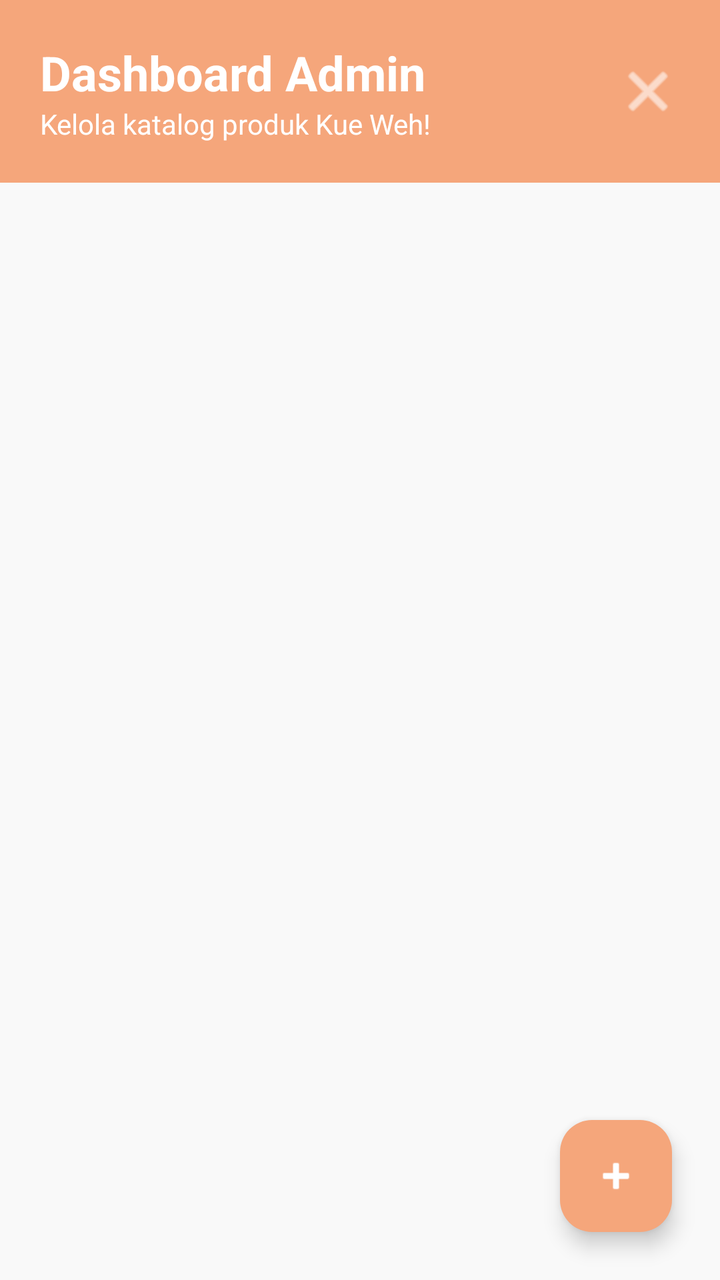
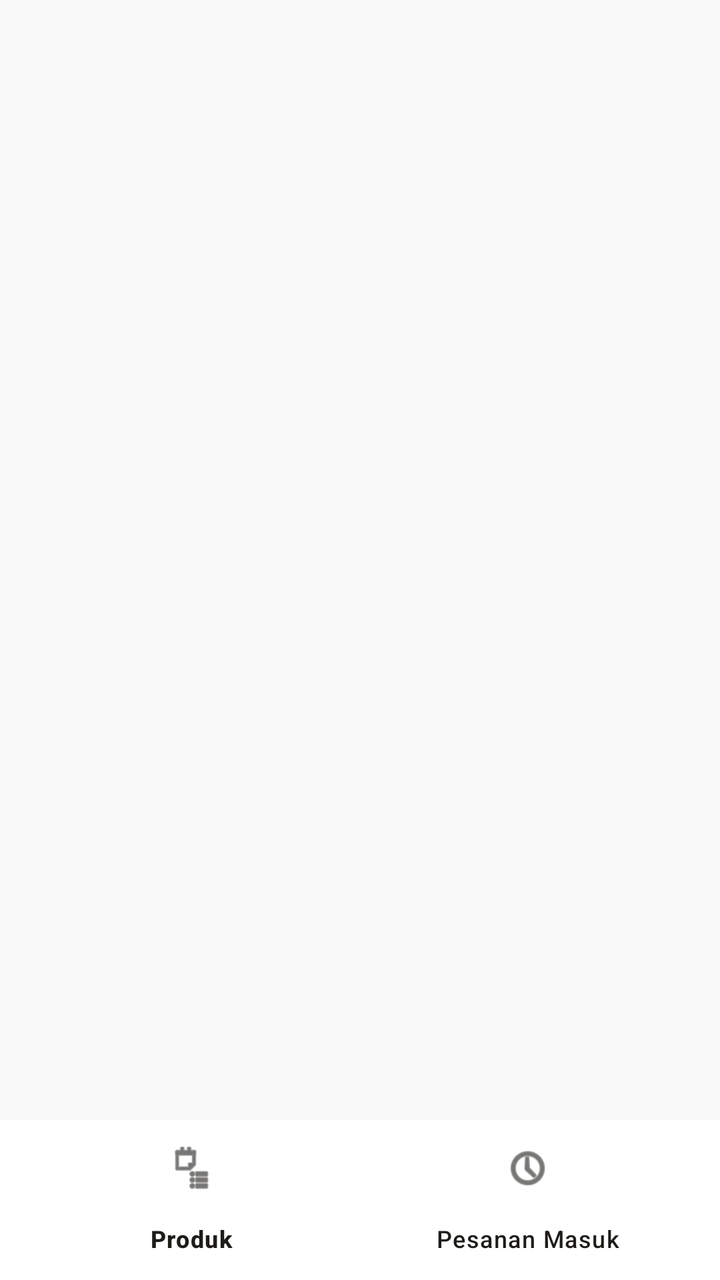

The first picture is an Android layout as it rendered before a commit; the second is the same layout after the commit. The layout source and the unified diff follow.
<!-- AndroidManifest.xml: application theme Theme.KueWeh -->
<!-- res/layout/activity_admin.xml -->
<?xml version="1.0" encoding="utf-8"?>
<RelativeLayout xmlns:android="http://schemas.android.com/apk/res/android"
    xmlns:app="http://schemas.android.com/apk/res-auto"
    android:layout_width="match_parent"
    android:layout_height="match_parent"
    android:background="#F9F9F9">

    <RelativeLayout
        android:id="@+id/headerAdmin"
        android:layout_width="match_parent"
        android:layout_height="wrap_content"
        android:background="#F5A67B"
        android:padding="20dp">

        <LinearLayout
            android:layout_width="wrap_content"
            android:layout_height="wrap_content"
            android:orientation="vertical"
            android:layout_alignParentStart="true"
            android:layout_centerVertical="true">

            <TextView
                android:layout_width="wrap_content"
                android:layout_height="wrap_content"
                android:text="Dashboard Admin"
                android:textColor="#FFFFFF"
                android:textSize="24sp"
                android:textStyle="bold" />

            <TextView
                android:layout_width="wrap_content"
                android:layout_height="wrap_content"
                android:text="Kelola katalog produk Kue Weh!"
                android:textColor="#FFFFFF"
                android:textSize="14sp" />
        </LinearLayout>

        <ImageView
            android:id="@+id/btnLogoutAdmin"
            android:layout_width="32dp"
            android:layout_height="32dp"
            android:layout_alignParentEnd="true"
            android:layout_centerVertical="true"
            android:background="?attr/selectableItemBackgroundBorderless"
            android:clickable="true"
            android:focusable="true"
            android:src="@android:drawable/ic_menu_close_clear_cancel"
            app:tint="#FFFFFF" />

    </RelativeLayout>

    <androidx.recyclerview.widget.RecyclerView
        android:id="@+id/rvAdminKue"
        android:layout_width="match_parent"
        android:layout_height="match_parent"
        android:layout_below="@id/headerAdmin"
        android:clipToPadding="false"
        android:padding="8dp" />

    <com.google.android.material.floatingactionbutton.FloatingActionButton
        android:id="@+id/fabTambahProduk"
        android:layout_width="wrap_content"
        android:layout_height="wrap_content"
        android:layout_alignParentEnd="true"
        android:layout_alignParentBottom="true"
        android:layout_margin="24dp"
        android:src="@android:drawable/ic_input_add"
        app:backgroundTint="#F5A67B"
        app:tint="#FFFFFF" />

</RelativeLayout>
<!-- resources referenced by this layout -->
<resources>
  <style name="Theme.KueWeh" parent="Base.Theme.KueWeh" />
  <style name="Base.Theme.KueWeh" parent="Theme.Material3.DayNight.NoActionBar">
          
          
      </style>
</resources>

<!-- the commit's change to res/layout/activity_admin.xml (unified diff, before → after) -->
@@ -5,67 +5,20 @@
     android:layout_height="match_parent"
     android:background="#F9F9F9">
 
-    <RelativeLayout
-        android:id="@+id/headerAdmin"
+    <FrameLayout
+        android:id="@+id/fragment_container_admin"
+        android:layout_width="match_parent"
+        android:layout_height="match_parent"
+        android:layout_above="@id/bottomNavAdmin" />
+
+    <com.google.android.material.bottomnavigation.BottomNavigationView
+        android:id="@+id/bottomNavAdmin"
         android:layout_width="match_parent"
         android:layout_height="wrap_content"
-        android:background="#F5A67B"
-        android:padding="20dp">
-
-        <LinearLayout
-            android:layout_width="wrap_content"
-            android:layout_height="wrap_content"
-            android:orientation="vertical"
-            android:layout_alignParentStart="true"
-            android:layout_centerVertical="true">
-
-            <TextView
-                android:layout_width="wrap_content"
-                android:layout_height="wrap_content"
-                android:text="Dashboard Admin"
-                android:textColor="#FFFFFF"
-                android:textSize="24sp"
-                android:textStyle="bold" />
-
-            <TextView
-                android:layout_width="wrap_content"
-                android:layout_height="wrap_content"
-                android:text="Kelola katalog produk Kue Weh!"
-                android:textColor="#FFFFFF"
-                android:textSize="14sp" />
-        </LinearLayout>
-
-        <ImageView
-            android:id="@+id/btnLogoutAdmin"
-            android:layout_width="32dp"
-            android:layout_height="32dp"
-            android:layout_alignParentEnd="true"
-            android:layout_centerVertical="true"
-            android:background="?attr/selectableItemBackgroundBorderless"
-            android:clickable="true"
-            android:focusable="true"
-            android:src="@android:drawable/ic_menu_close_clear_cancel"
-            app:tint="#FFFFFF" />
-
-    </RelativeLayout>
-
-    <androidx.recyclerview.widget.RecyclerView
-        android:id="@+id/rvAdminKue"
-        android:layout_width="match_parent"
-        android:layout_height="match_parent"
-        android:layout_below="@id/headerAdmin"
-        android:clipToPadding="false"
-        android:padding="8dp" />
-
-    <com.google.android.material.floatingactionbutton.FloatingActionButton
-        android:id="@+id/fabTambahProduk"
-        android:layout_width="wrap_content"
-        android:layout_height="wrap_content"
-        android:layout_alignParentEnd="true"
         android:layout_alignParentBottom="true"
-        android:layout_margin="24dp"
-        android:src="@android:drawable/ic_input_add"
-        app:backgroundTint="#F5A67B"
-        app:tint="#FFFFFF" />
+        android:background="#FFFFFF"
+        app:itemIconTint="#1E1C18"
+        app:itemTextColor="#1E1C18"
+        app:menu="@menu/bottom_nav_admin" />
 
 </RelativeLayout>
